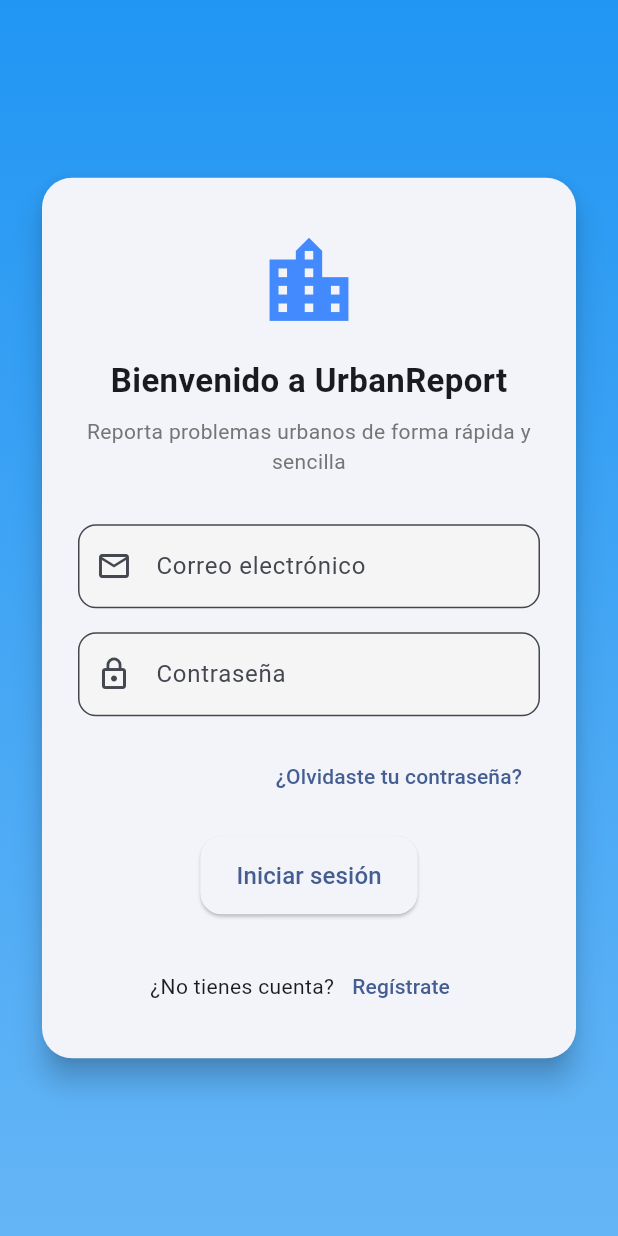
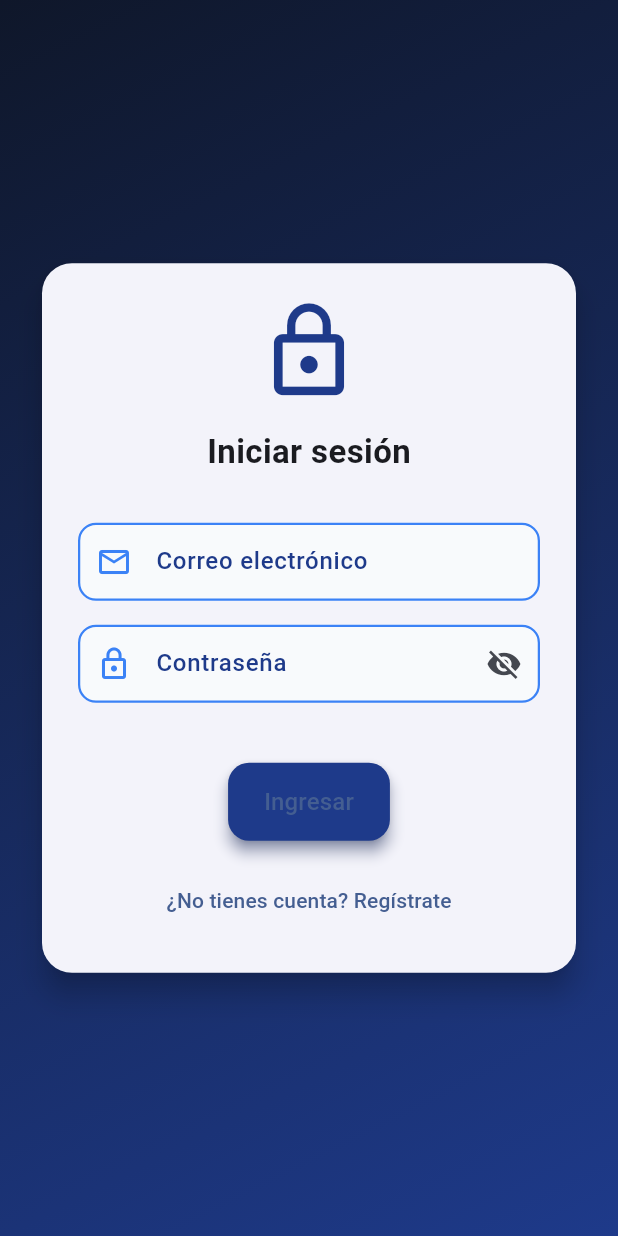
Before and after one commit to dannamishelle23/URBAN-REPORT-APP, a Flutter app: the screen it shows after launch, on a phone screen of 412 x 824 dp. Run offline on Flutter 3.47's test engine with Material 3 defaults, Android fonts, the phone set to English and light mode, and no system bars; our stand-ins replace flutter_dotenv, flutter_map, geolocator, image_picker, latlong2, supabase_flutter; accounts and stored records are empty.

Commit message:
Fixeada la aplicacion

```diff
--- a/lib/auth/forgot_password_screen.dart
+++ b/lib/auth/forgot_password_screen.dart
@@ -68,7 +68,7 @@ class _ForgotPasswordScreenState extends State<ForgotPasswordScreen>
     ScaffoldMessenger.of(context).showSnackBar(
       SnackBar(
         content: Text(msg),
-        backgroundColor: Colors.red,
+        backgroundColor: const Color(0xFFdc2626),
         behavior: SnackBarBehavior.floating,
       ),
     );
@@ -96,7 +96,7 @@ class _ForgotPasswordScreenState extends State<ForgotPasswordScreen>
               const Icon(
                 Icons.lock_reset,
                 size: 70,
-                color: Colors.blueAccent,
+                color: Color(0xFF1e3a8a),
               ),
               const SizedBox(height: 16),
 
@@ -115,7 +115,7 @@ class _ForgotPasswordScreenState extends State<ForgotPasswordScreen>
                 textAlign: TextAlign.center,
                 style: TextStyle(
                   fontSize: 14,
-                  color: Colors.grey.shade600,
+                  color: Colors.grey.shade700,
                 ),
               ),
 
--- a/lib/auth/login_screen.dart
+++ b/lib/auth/login_screen.dart
@@ -1,11 +1,11 @@
 import 'package:flutter/material.dart';
+import 'package:supabase_flutter/supabase_flutter.dart';
+
 import 'auth_service.dart';
 import 'register_screen.dart';
-import 'forgot_password_screen.dart';
 import 'widgets/auth_button.dart';
 import 'widgets/auth_input.dart';
 import 'widgets/auth_layout.dart';
-import 'package:supabase_flutter/supabase_flutter.dart';
 
 class LoginScreen extends StatefulWidget {
   const LoginScreen({super.key});
@@ -14,37 +14,14 @@ class LoginScreen extends StatefulWidget {
   State<LoginScreen> createState() => _LoginScreenState();
 }
 
-class _LoginScreenState extends State<LoginScreen>
-    with SingleTickerProviderStateMixin {
+class _LoginScreenState extends State<LoginScreen> {
   final _formKey = GlobalKey<FormState>();
   final _emailCtrl = TextEditingController();
   final _passwordCtrl = TextEditingController();
   final _authService = AuthService();
 
   bool _loading = false;
-
-  late AnimationController _animController;
-  late Animation<double> _fadeAnim;
-
-  @override
-  void initState() {
-    super.initState();
-    _animController = AnimationController(
-      vsync: this,
-      duration: const Duration(milliseconds: 700),
-    );
-    _fadeAnim = CurvedAnimation(
-      parent: _animController,
-      curve: Curves.easeIn,
-    );
-    _animController.forward();
-  }
-
-  @override
-  void dispose() {
-    _animController.dispose();
-    super.dispose();
-  }
+  bool _obscurePassword = true;
 
   Future<void> _login() async {
     if (!_formKey.currentState!.validate()) return;
@@ -56,56 +33,57 @@ class _LoginScreenState extends State<LoginScreen>
         email: _emailCtrl.text.trim(),
         password: _passwordCtrl.text.trim(),
       );
+
+      await _ensureProfile();
+      // AuthGate se encarga del redirect
+
     } on AuthException catch (e) {
-      _handleAuthError(e.message);
+      _showError(_mapAuthError(e.message));
     } catch (e) {
-      _showError('Error de conexión. Intente nuevamente.');
+      _showError('Error al iniciar sesión');
     } finally {
       setState(() => _loading = false);
     }
   }
 
-  Future<void> _resetPassword() async {
-    if (_emailCtrl.text.isEmpty) {
-      _showError('Ingrese su correo para recuperar la contraseña');
-      return;
-    }
+  /// Crea el perfil SOLO si no existe
+  Future<void> _ensureProfile() async {
+    final supabase = Supabase.instance.client;
+    final user = supabase.auth.currentUser;
 
-    try {
-      await _authService.resetPassword(_emailCtrl.text.trim());
-      _showMessage('Correo de recuperación enviado 📩');
-    } catch (e) {
-      _showError('No se pudo enviar el correo');
+    if (user == null) return;
+
+    final profile = await supabase
+        .from('profiles')
+        .select('id')
+        .eq('id', user.id)
+        .maybeSingle();
+
+    if (profile == null) {
+      await supabase.from('profiles').insert({
+        'id': user.id,
+        'email': user.email,
+        'full_name': '',
+        'telefono': '',
+      });
     }
   }
 
-  // 🎯 Manejo real de errores
-  void _handleAuthError(String message) {
+  String _mapAuthError(String message) {
     if (message.contains('Invalid login credentials')) {
-      _showError('Correo o contraseña incorrectos');
-    } else if (message.contains('Email not confirmed')) {
-      _showError('Debes confirmar tu correo antes de ingresar');
-    } else if (message.contains('User not found')) {
-      _showError('Usuario no registrado');
-    } else {
-      _showError(message);
+      return 'Correo o contraseña incorrectos';
     }
+    if (message.contains('Email not confirmed')) {
+      return 'Debes confirmar tu correo primero';
+    }
+    return message;
   }
 
   void _showError(String msg) {
     ScaffoldMessenger.of(context).showSnackBar(
       SnackBar(
         content: Text(msg),
-        backgroundColor: Colors.red,
-        behavior: SnackBarBehavior.floating,
-      ),
-    );
-  }
-
-  void _showMessage(String msg) {
-    ScaffoldMessenger.of(context).showSnackBar(
-      SnackBar(
-        content: Text(msg),
+        backgroundColor: const Color(0xFFdc2626),
         behavior: SnackBarBehavior.floating,
       ),
     );
@@ -115,51 +93,32 @@ class _LoginScreenState extends State<LoginScreen>
   Widget build(BuildContext context) {
     return AuthLayout(
       title: '',
-      child: FadeTransition(
-        opacity: _fadeAnim,
       child: Form(
         key: _formKey,
         child: Column(
           children: [
-              const SizedBox(height: 10),
-
-              // 🧭 Logo / Branding
             const Icon(
-                Icons.location_city,
+              Icons.lock_outline,
               size: 70,
-                color: Colors.blueAccent,
+              color: Color(0xFF1e3a8a),
             ),
             const SizedBox(height: 16),
 
-              // 🎯 Título
             const Text(
-                'Bienvenido a UrbanReport',
+              'Iniciar sesión',
               style: TextStyle(
                 fontSize: 22,
                 fontWeight: FontWeight.bold,
               ),
             ),
 
-              const SizedBox(height: 8),
-
-              // 📝 Subtítulo
-              Text(
-                'Reporta problemas urbanos de forma rápida y sencilla',
-                textAlign: TextAlign.center,
-                style: TextStyle(
-                  fontSize: 14,
-                  color: Colors.grey.shade600,
-                ),
-              ),
-
             const SizedBox(height: 32),
 
-              // 📧 Email
             AuthInput(
               controller: _emailCtrl,
               label: 'Correo electrónico',
+              prefixIcon: Icons.email_outlined,
               keyboardType: TextInputType.emailAddress,
-                prefixIcon: Icons.email_outlined,
               validator: (value) {
                 if (value == null || value.isEmpty) {
                   return 'Ingrese su correo';
@@ -171,54 +130,41 @@ class _LoginScreenState extends State<LoginScreen>
               },
             ),
 
-              // 🔑 Password
             AuthInput(
               controller: _passwordCtrl,
               label: 'Contraseña',
-                obscureText: true,
               prefixIcon: Icons.lock_outline,
+              obscureText: _obscurePassword,
+              suffixIcon: IconButton(
+                icon: Icon(
+                  _obscurePassword
+                      ? Icons.visibility_off
+                      : Icons.visibility,
+                ),
+                onPressed: () {
+                  setState(() {
+                    _obscurePassword = !_obscurePassword;
+                  });
+                },
+              ),
               validator: (value) {
                 if (value == null || value.isEmpty) {
                   return 'Ingrese su contraseña';
-                  }
-                  if (value.length < 6) {
-                    return 'Mínimo 6 caracteres';
                 }
                 return null;
               },
             ),
 
-              Align(
-                alignment: Alignment.centerRight,
-                child: TextButton(
-                  onPressed: () {
-                    Navigator.push(
-                      context,
-                      MaterialPageRoute(
-                        builder: (_) => const ForgotPasswordScreen(),
-                        ),
-                        );
-                  },
-                  child: const Text('¿Olvidaste tu contraseña?'),
-                ),
+            const SizedBox(height: 24),
+
+            AuthButton(
+              text: 'Ingresar',
+              loading: _loading,
+              onPressed: _login,
             ),
 
             const SizedBox(height: 16),
 
-              // 🚀 Botón login
-              AuthButton(
-                text: 'Iniciar sesión',
-                loading: _loading,
-                onPressed: _login,
-              ),
-
-              const SizedBox(height: 24),
-
-              // ➕ Registro
-              Row(
-                mainAxisAlignment: MainAxisAlignment.center,
-                children: [
-                  const Text('¿No tienes cuenta?'),
             TextButton(
               onPressed: () {
                 Navigator.push(
@@ -228,12 +174,9 @@ class _LoginScreenState extends State<LoginScreen>
                   ),
                 );
               },
-                    child: const Text('Regístrate'),
+              child: const Text('¿No tienes cuenta? Regístrate'),
             ),
           ],
-              ),
-            ],
-          ),
         ),
       ),
     );
--- a/lib/auth/widgets/auth_button.dart
+++ b/lib/auth/widgets/auth_button.dart
@@ -2,13 +2,13 @@ import 'package:flutter/material.dart';
 
 class AuthButton extends StatelessWidget {
   final String text;
-  final VoidCallback onPressed;
+  final VoidCallback? onPressed;
   final bool loading;
 
   const AuthButton({
     super.key,
     required this.text,
-    required this.onPressed,
+    this.onPressed,
     this.loading = false,
   });
 
@@ -19,9 +19,13 @@ class AuthButton extends StatelessWidget {
       child: ElevatedButton(
         onPressed: loading ? null : onPressed,
         style: ElevatedButton.styleFrom(
+          backgroundColor: const Color(0xFF1e3a8a),
+          disabledBackgroundColor: const Color(0xFF94a3b8),
           shape: RoundedRectangleBorder(
             borderRadius: BorderRadius.circular(14),
           ),
+          elevation: 4,
+          shadowColor: const Color(0xFF1e3a8a),
         ),
         child: loading
             ? const CircularProgressIndicator(color: Colors.white)
--- a/lib/auth/widgets/auth_input.dart
+++ b/lib/auth/widgets/auth_input.dart
@@ -8,6 +8,9 @@ class AuthInput extends StatelessWidget {
   final String? Function(String?)? validator;
   final IconData? prefixIcon;
   final Widget? suffixIcon;
+  final bool autocorrect;
+  final bool enableSuggestions;
+  final TextCapitalization textCapitalization;
 
   const AuthInput({
     super.key,
@@ -17,7 +20,10 @@ class AuthInput extends StatelessWidget {
     this.keyboardType = TextInputType.text,
     this.validator,
     this.prefixIcon,
-    this.suffixIcon, // Agregado para el boton de contraseña
+    this.suffixIcon,
+    this.autocorrect = true,
+    this.enableSuggestions = true,
+    this.textCapitalization = TextCapitalization.sentences,
   });
 
   @override
@@ -29,14 +35,46 @@ class AuthInput extends StatelessWidget {
         obscureText: obscureText,
         keyboardType: keyboardType,
         validator: validator,
+        autocorrect: autocorrect,
+        enableSuggestions: enableSuggestions,
+        textCapitalization: textCapitalization,
         decoration: InputDecoration(
           labelText: label,
-          prefixIcon:
-              prefixIcon != null ? Icon(prefixIcon) : null,
+          labelStyle: const TextStyle(
+            color: Color(0xFF1e3a8a),
+            fontWeight: FontWeight.w500,
+          ),
+          prefixIcon: prefixIcon != null
+              ? Icon(prefixIcon, color: const Color(0xFF3b82f6))
+              : null,
           suffixIcon: suffixIcon,
           border: OutlineInputBorder(
             borderRadius: BorderRadius.circular(12),
+            borderSide: const BorderSide(
+              color: Color(0xFFe2e8f0),
+              width: 1.5,
+            ),
           ),
+          enabledBorder: OutlineInputBorder(
+            borderRadius: BorderRadius.circular(12),
+            borderSide: const BorderSide(
+              color: Color(0xFF3b82f6),
+              width: 1.5,
+            ),
+          ),
+          focusedBorder: OutlineInputBorder(
+            borderRadius: BorderRadius.circular(12),
+            borderSide: const BorderSide(
+              color: Color(0xFF1e3a8a),
+              width: 2,
+            ),
+          ),
+          contentPadding: const EdgeInsets.symmetric(
+            horizontal: 16,
+            vertical: 14,
+          ),
+          filled: true,
+          fillColor: const Color(0xFFF8FAFC),
         ),
       ),
     );
--- a/lib/auth/widgets/auth_layout.dart
+++ b/lib/auth/widgets/auth_layout.dart
@@ -19,11 +19,11 @@ class AuthLayout extends StatelessWidget {
         decoration: const BoxDecoration(
           gradient: LinearGradient(
             colors: [
-              Color(0xFF2196F3),
-              Color(0xFF64B5F6),
+              Color(0xFF0f172a),
+              Color(0xFF1e3a8a),
             ],
-            begin: Alignment.topCenter,
-            end: Alignment.bottomCenter,
+            begin: Alignment.topLeft,
+            end: Alignment.bottomRight,
           ),
         ),
         child: SafeArea(
--- a/lib/dashboard/dashboard_screen.dart
+++ b/lib/dashboard/dashboard_screen.dart
@@ -30,8 +30,7 @@ class _DashboardScreenState extends State<DashboardScreen> {
 
   void _logout() async {
     await Supabase.instance.client.auth.signOut();
-    if (!mounted) return;
-    Navigator.of(context).pushReplacementNamed('/login');
+    // AuthGate se encarga de volver al Login
   }
 
   void _openProfile() {
```
Also changed, not shown: lib/auth/register_screen.dart (+76 -17 lines), lib/profile/profile_screen.dart (+33 -23 lines), 1 other file. Lines whose indentation alone changed are shown as unchanged.
